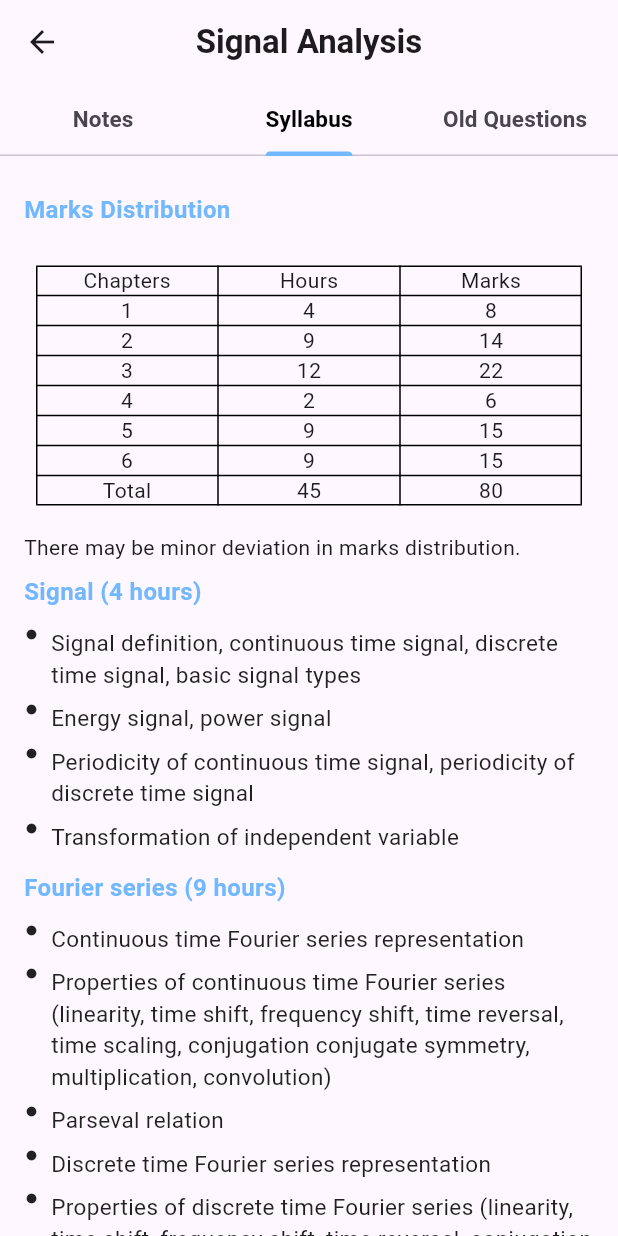
After one commit to SANDIPpandey1/NotesIOEApp, a Flutter app: the SignalAnalysis screen opened directly, on a phone screen of 412 x 824 dp. The commit adds this screen. Run offline on Flutter 3.47's test engine with Material 3 defaults, Android fonts, the phone set to English and light mode, and no system bars; our stand-ins replace bottom_navy_bar, firebase_auth, firebase_core, firebase_messaging, google_sign_in; missing offline and left inert: flutter_pdfview; accounts and stored records are empty.

Commit message:
Signal Analysis syllabus added

```diff
--- /dev/null
+++ b/lib/Subject_Pages/Signal Analysis.dart
@@ -0,0 +1,355 @@
+import 'package:flutter/material.dart';
+import 'package:ioe/constants.dart';
+import 'package:ioe/screens/components/insidebuttons.dart';
+import 'package:ioe/screens/components/pdfviewfunction.dart';
+import 'package:ioe/screens/components/syllabuscontent.dart';
+
+class SignalAnalysis extends StatelessWidget {
+  final int initialTabIndex;
+  SignalAnalysis({this.initialTabIndex = 0});
+  @override
+  Widget build(BuildContext context) {
+    return DefaultTabController(
+      length: 3,
+      initialIndex: initialTabIndex,
+      child: Scaffold(
+        appBar: AppBar(
+          title: Text(
+            'Signal Analysis',
+            style: TextStyle(fontWeight: FontWeight.bold),
+          ),
+          centerTitle: true,
+          bottom: TabBar(
+            tabs: [
+              Tab(
+                child: Text(
+                  'Notes',
+                  style: TextStyle(
+                    fontSize: 15,
+                    fontWeight: FontWeight.bold,
+                  ),
+                ),
+              ),
+              Tab(
+                  child: Text(
+                'Syllabus',
+                style: TextStyle(
+                  fontSize: 15,
+                  fontWeight: FontWeight.bold,
+                ),
+              )),
+              Tab(
+                  child: Text(
+                'Old Questions',
+                style: TextStyle(
+                  fontSize: 15,
+                  fontWeight: FontWeight.bold,
+                ),
+              )),
+            ],
+            indicatorColor: kblue,
+            labelColor: Colors.black,
+          ),
+        ),
+        body: TabBarView(
+          //physics: NeverScrollableScrollPhysics(),
+          children: [
+            _buildNotesTab(context),
+            _buildSyllabusTab(),
+            _buildOldQuestionsTab(context),
+          ],
+        ),
+      ),
+    );
+  }
+
+  Widget _buildNotesTab(BuildContext context) {
+    return ListView(
+      padding: EdgeInsets.symmetric(horizontal: 16.0),
+      children: [
+        SizedBox(height: 20),
+        InsideButtons(
+          text: 'Beam And Frame',
+          icon: Icons.arrow_forward,
+          onTap: () {
+            openPDF(context,
+                'https://notesioe.com/wp-content/uploads/2023/11/matrix.pdf');
+          },
+        ),
+        SizedBox(height: 10),
+        InsideButtons(
+          text: 'Kinetics And Kinematics',
+          icon: Icons.arrow_forward,
+          onTap: () async {
+            openPDF(context,
+                'https://notesioe.com/wp-content/uploads/2023/11/matrix.pdf');
+          },
+        ),
+        SizedBox(height: 10),
+        InsideButtons(
+          text: 'Truss',
+          icon: Icons.arrow_forward,
+          onTap: () async {
+            openPDF(context,
+                'https://notesioe.com/wp-content/uploads/2023/11/Polarization.pdf');
+          },
+        ),
+        SizedBox(height: 10),
+        InsideButtons(
+          text: 'Centroid',
+          icon: Icons.arrow_forward,
+          onTap: () async {
+            openPDF(context,
+                'https://notesioe.com/wp-content/uploads/2023/11/एक-चिहान-उपन्यास-.pdf');
+          },
+        ),
+        SizedBox(height: 10),
+        InsideButtons(
+          text: 'Friction',
+          icon: Icons.arrow_forward,
+          onTap: () async {
+            openPDF(context,
+                'https://notesioe.com/wp-content/uploads/2023/11/matrix.pdf');
+          },
+        ),
+        // Add more InsideButtons as needed
+      ],
+    );
+  }
+
+  Widget _buildSyllabusTab() {
+    return SingleChildScrollView(
+      padding: EdgeInsets.all(16.0),
+      child: Column(
+        crossAxisAlignment: CrossAxisAlignment.start,
+        children: [
+          //SizedBox(height: 10),
+          SectionHeader(text: 'Marks Distribution'),
+          SizedBox(height: 10),
+          Container(
+            padding: EdgeInsets.all(8.0),
+            child: Table(
+              border: TableBorder.all(),
+              children: [
+                TableRow(
+                  children: [
+                    TableCell(
+                      child: Center(child: Text('Chapters')),
+                    ),
+                    TableCell(
+                      child: Center(child: Text('Hours')),
+                    ),
+                    TableCell(
+                      child: Center(child: Text('Marks')),
+                    ),
+                  ],
+                ),
+                TableRow(
+                  children: [
+                    TableCell(
+                      child: Center(child: Text('1')),
+                    ),
+                    TableCell(
+                      child: Center(child: Text('4')),
+                    ),
+                    TableCell(
+                      child: Center(child: Text('8')),
+                    ),
+                  ],
+                ),
+                TableRow(
+                  children: [
+                    TableCell(
+                      child: Center(child: Text('2')),
+                    ),
+                    TableCell(
+                      child: Center(child: Text('9')),
+                    ),
+                    TableCell(
+                      child: Center(child: Text('14')),
+                    ),
+                  ],
+                ),
+                TableRow(
+                  children: [
+                    TableCell(
+                      child: Center(child: Text('3')),
+                    ),
+                    TableCell(
+                      child: Center(child: Text('12')),
+                    ),
+                    TableCell(
+                      child: Center(child: Text('22')),
+                    ),
+                  ],
+                ),
+                TableRow(
+                  children: [
+                    TableCell(
+                      child: Center(child: Text('4')),
+                    ),
+                    TableCell(
+                      child: Center(child: Text('2')),
+                    ),
+                    TableCell(
+                      child: Center(child: Text('6')),
+                    ),
+                  ],
+                ),
+                TableRow(
+                  children: [
+                    TableCell(
+                      child: Center(child: Text('5')),
+                    ),
+                    TableCell(
+                      child: Center(child: Text('9')),
+                    ),
+                    TableCell(
+                      child: Center(child: Text('15')),
+                    ),
+                  ],
+                ),
+                TableRow(
+                  children: [
+                    TableCell(
+                      child: Center(child: Text('6')),
+                    ),
+                    TableCell(
+                      child: Center(child: Text('9')),
+                    ),
+                    TableCell(
+                      child: Center(child: Text('15')),
+                    ),
+                  ],
+                ),
+                TableRow(
+                  children: [
+                    TableCell(
+                      child: Center(child: Text('Total')),
+                    ),
+                    TableCell(
+                      child: Center(child: Text('45')),
+                    ),
+                    TableCell(
+                      child: Center(child: Text('80')),
+                    ),
+                  ],
+                ),
+              ],
+            ),
+          ),
+          SizedBox(height: 10),
+          Text('There may be minor deviation in marks distribution.'),
+          //SizedBox(height: 20),
+          SectionHeader(text: 'Signal (4 hours)'),
+          SubSection(
+              text:
+                  'Signal definition, continuous time signal, discrete time signal, basic signal types'),
+          SubSection(text: 'Energy signal, power signal'),
+          SubSection(
+              text:
+                  'Periodicity of continuous time signal, periodicity of discrete time signal'),
+          SubSection(text: 'Transformation of independent variable'),
+
+          SectionHeader(text: 'Fourier series (9 hours)'),
+          SubSection(text: 'Continuous time Fourier series representation'),
+          SubSection(
+              text:
+                  'Properties of continuous time Fourier series (linearity, time shift, frequency shift, time reversal, time scaling, conjugation conjugate symmetry, multiplication, convolution)'),
+          SubSection(text: 'Parseval relation'),
+          SubSection(text: 'Discrete time Fourier series representation'),
+          SubSection(
+              text:
+                  'Properties of discrete time Fourier series (linearity, time shift, frequency shift, time reversal, conjugation and conjugate symmetry, multiplication, convolution)'),
+          SubSection(text: 'Parseval relation'),
+
+          SectionHeader(text: 'Fourier transform (12 hours)'),
+          SubSection(text: 'Continuous time Fourier transform representation'),
+          SubSection(
+              text:
+                  'Properties of continuous time Fourier transform (linearity, time shift, frequency shift, time reversal, time scaling, duality, conjugation and conjugate symmetry, multiplication, convolution)'),
+          SubSection(text: 'Parseval relation'),
+          SubSection(
+              text:
+                  'Fourier transform of square wave function, impulse function, unit step function, rectangular function, signum function, cosine function, periodic function etc'),
+          SubSection(text: 'Energy spectral density, power spectral density'),
+          SubSection(text: 'Discrete time Fourier transform representation'),
+          SubSection(
+              text:
+                  'Properties of discrete time Fourier transform (linearity, time shift, frequency shift, time reversal, conjugation and conjugate symmetry, multiplication, convolution)'),
+          SubSection(text: 'Parseval relation'),
+          SubSection(
+              text:
+                  'Fourier transform of rectangular sequence, unit sample sequence, periodic sequence etc'),
+          SubSection(text: 'Discrete Fourier transform'),
+          SubSection(text: 'Properties of discrete Fourier transform'),
+
+          SectionHeader(text: 'Sampling (2 hours)'),
+          SubSection(text: 'Ideal sampling'),
+          SubSection(text: 'Practical considerations in sampling'),
+          SubSection(text: 'Reconstruction of signal from its samples'),
+          SubSection(text: 'Aliasing'),
+
+          SectionHeader(text: 'Continuous time system (9 hours)'),
+          SubSection(text: 'System definition, properties of system'),
+          SubSection(
+              text: 'Linear time invariant (LTI) system, convolution integral'),
+          SubSection(text: 'Properties of LTI system'),
+          SubSection(text: 'Frequency response of LTI system, bode plot'),
+          SubSection(text: 'Conditions for distortionless transmission'),
+          SubSection(text: 'Ideal low pass filter'),
+          SubSection(
+              text:
+                  'Impulse response and step response of ideal low pass filter'),
+          SubSection(
+              text:
+                  'Impulse response and frequency response of first order system and second order system'),
+
+          SectionHeader(text: 'Discrete time system (9 hours)'),
+          SubSection(text: 'System definition, properties of system'),
+          SubSection(
+              text: 'Linear time invariant (LTI) system, convolution sum'),
+          SubSection(text: 'Properties of LTI system'),
+          SubSection(text: 'Difference equation, transfer function'),
+          SubSection(text: 'Frequency response of LTI system, bode plot'),
+          SubSection(text: 'Conditions for distortionless transmission'),
+          SubSection(
+              text:
+                  'Impulse response and frequency response of first order system and second order system'),
+
+          SectionHeader(text: 'References:'),
+          SubSection(
+              text:
+                  'Alan V. Oppenheim, Alan S. Willsky, S. Hamid "Signals and Systems", Prentice Hall'),
+          SubSection(
+              text:
+                  'B. P. Lathi, "Linear systems and signals", Oxford University Press.')
+
+          // Syllabus content here
+        ],
+      ),
+    );
+  }
+
+  Widget _buildOldQuestionsTab(BuildContext context) {
+    return Center(
+      child: Padding(
+        padding: const EdgeInsets.symmetric(horizontal: 16),
+        child: Column(
+          mainAxisAlignment: MainAxisAlignment.start,
+          children: [
+            SizedBox(height: 20),
+            InsideButtons(
+              text: 'Old Questions',
+              icon: Icons.question_answer_outlined,
+              onTap: () {
+                openPDF(context,
+                    'https://notesioe.com/wp-content/uploads/2024/04/AppliedMechanicsOldQues.pdf');
+              },
+            ),
+          ],
+        ),
+      ),
+    );
+  }
+}
--- a/lib/screens/components/insidecard.dart
+++ b/lib/screens/components/insidecard.dart
@@ -23,6 +23,7 @@ import 'package:ioe/Subject_Pages/Electrical%20Machines%20I.dart';
 import 'package:ioe/Subject_Pages/Industrial%20Power%20Distribution%20and%20Illumination.dart';
 import 'package:ioe/Subject_Pages/Power%20System%20Analysis%20I.dart';
 import 'package:ioe/Subject_Pages/Power%20System%20Analysis%20II.dart';
+import 'package:ioe/Subject_Pages/Signal%20Analysis.dart';
 import 'package:ioe/Subject_Pages/Switchgear%20and%20Protection.dart';
 import 'package:ioe/Subject_Pages/electricCircuitandmachines.dart';
 import 'package:ioe/Subject_Pages/Embedded%20System.dart';
@@ -785,6 +786,13 @@ class InsideCard extends StatelessWidget {
                   initialTabIndex: 1)),
         );
         break;
+      case 'Signal Analysis':
+        Navigator.push(
+          context,
+          MaterialPageRoute(
+              builder: (context) => SignalAnalysis(initialTabIndex: 1)),
+        );
+        break;
       // Add cases for other subjects and their corresponding pages
       default:
         // Handle case where page not found
```
